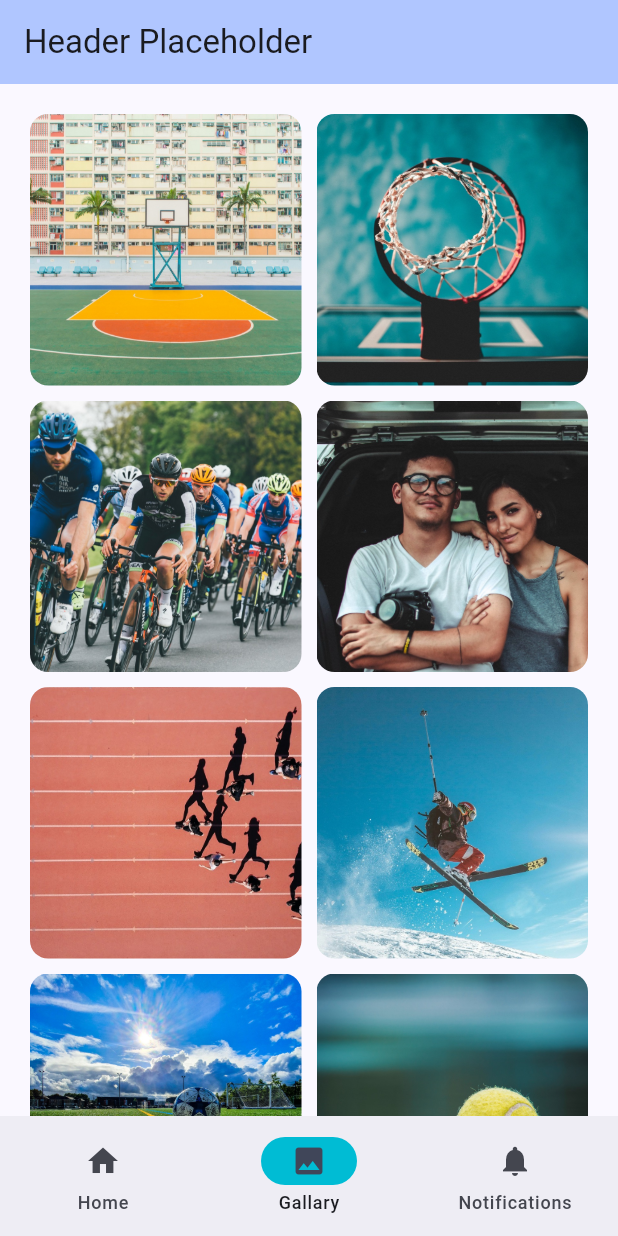
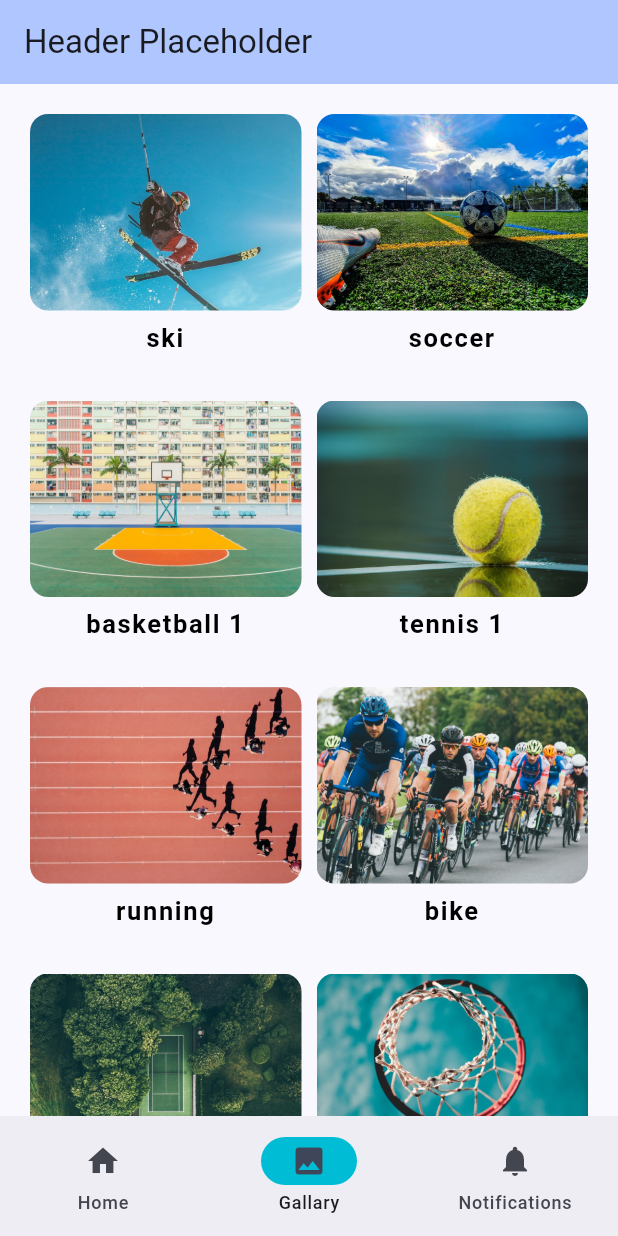
Before and after one commit to ramsabah28/imagegallary, a Flutter app: the screen it shows after launch, item 2 of the bottom bar chosen, on a phone screen of 412 x 824 dp. Run offline on Flutter 3.47's test engine with Material 3 defaults, Android fonts, the phone set to English and light mode, and no system bars.

Commit message:
update gallary

```diff
--- a/lib/Gallary.dart
+++ b/lib/Gallary.dart
@@ -1,21 +1,14 @@
 import 'package:flutter/material.dart';
-
+import 'assets_list.dart';
 
 class Gallary extends StatelessWidget {
-
   Gallary({super.key});
 
-  final List<String> imagePaths = const [
-    'lib/assets/basketball_1.jpeg',
-    'lib/assets/basketball_2.jpeg',
-    'lib/assets/bike.jpeg',
-    'lib/assets/kaya.jpeg',
-    'lib/assets/running.jpeg',
-    'lib/assets/ski.jpeg',
-    'lib/assets/soccer.jpeg',
-    'lib/assets/tennis_1.jpeg',
-    'lib/assets/tennis_2.jpeg',
-  ];
+  String _getImageTitle(String path) {
+    final nameWithExt = path.split('/').last;
+    final name = nameWithExt.split('.').first;
+    return name.replaceAll('_', ' ');
+  }
 
   @override
   Widget build(BuildContext context) {
@@ -26,18 +19,39 @@ class Gallary extends StatelessWidget {
         crossAxisSpacing: 10,
         mainAxisSpacing: 10,
       ),
-      itemCount: imagePaths.length,
+      itemCount: assetImages.length,
       itemBuilder: (context, index) {
-        return ClipRRect(
-          borderRadius: BorderRadius.circular(12),
-          child: Image.asset(
-            imagePaths[index],
-            fit: BoxFit.cover,
-          ),
+        return Column(
+          crossAxisAlignment: CrossAxisAlignment.stretch,
+          children: [
+            Expanded(
+              child: ClipRRect(
+                borderRadius: BorderRadius.circular(12),
+                child: Image.asset(
+                  assetImages[index],
+                  fit: BoxFit.cover,
+                ),
+              ),
+            ),
+            const SizedBox(height: 6),
+            Padding(
+              padding: const EdgeInsets.only(bottom: 20),
+              child: Text(
+                _getImageTitle(assetImages[index]),
+                textAlign: TextAlign.center,
+                style: const TextStyle(
+                  fontWeight: FontWeight.w600,
+                  fontSize: 17,
+                  color: Colors.black,
+                  letterSpacing: 1.1,
+                ),
+                maxLines: 1,
+                overflow: TextOverflow.ellipsis,
+              ),
+            ),
+          ],
         );
       },
     );
   }
-
-
 }
--- /dev/null
+++ b/lib/assets_list.dart
@@ -0,0 +1,12 @@
+
+const List<String> assetImages = [
+'lib/assets/ski.jpeg',
+'lib/assets/soccer.jpeg',
+'lib/assets/basketball_1.jpeg',
+'lib/assets/tennis_1.jpeg',
+'lib/assets/running.jpeg',
+'lib/assets/bike.jpeg',
+'lib/assets/tennis_2.jpeg',
+'lib/assets/basketball_2.jpeg',
+'lib/assets/kaya.jpeg'
+];
```
Also changed, not shown: tool/generate_assets_list.dart (added, +24 -0 lines).
